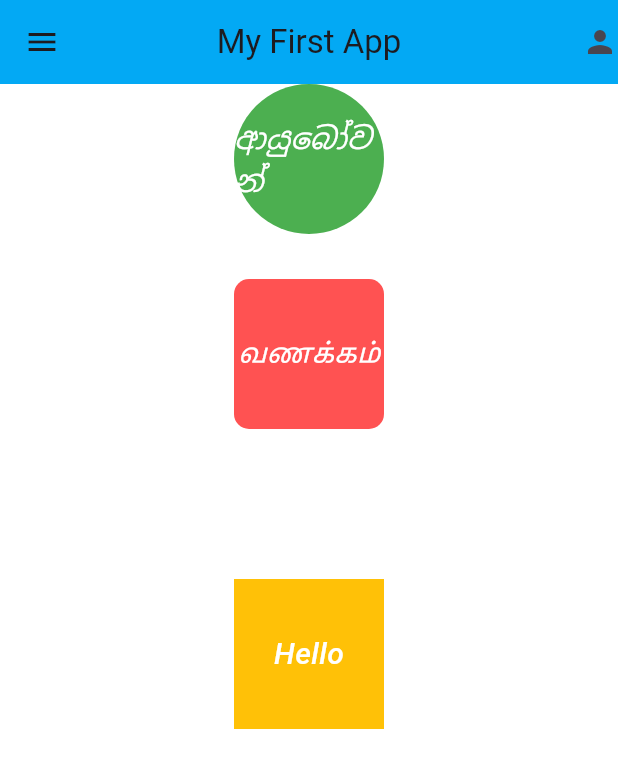
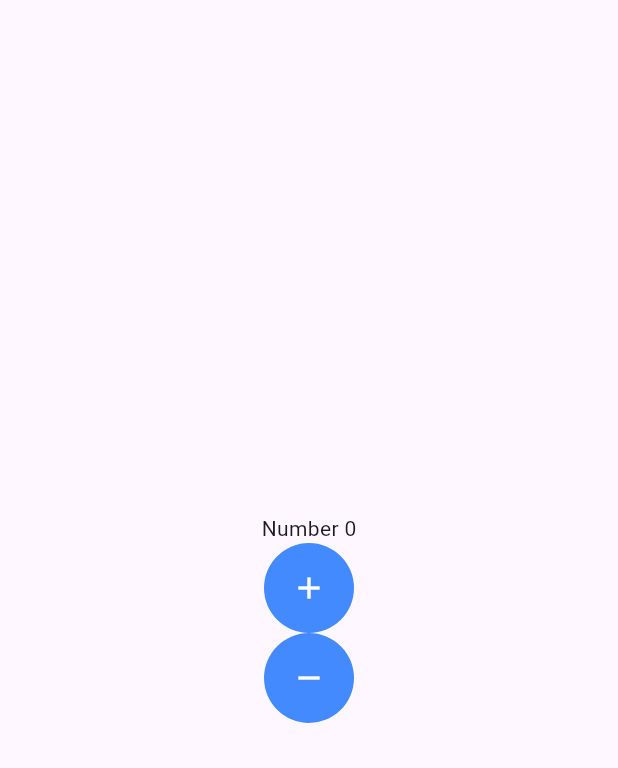
Before and after one commit to Omihiraj/second_app, a Flutter app: the screen it shows after launch, on a phone screen of 412 x 824 dp. Shown: the top 768 px of the screen. Run offline on Flutter 3.47's test engine with Material 3 defaults, Android fonts, the phone set to English and light mode, and no system bars.

Commit message:
Discuss Stateless Widgets & State Full Widgets

```diff
--- a/lib/main.dart
+++ b/lib/main.dart
@@ -1,95 +1,18 @@
 import 'package:flutter/material.dart';
 
+import 'my_home_page.dart';
+
 void main() {
-  runApp(const SecondApp());
+  runApp(const MyApp());
 }
 
-class SecondApp extends StatelessWidget {
-  const SecondApp({super.key});
-  final double widthSize = 20;
+class MyApp extends StatelessWidget {
+  const MyApp({super.key});
+
   @override
   Widget build(BuildContext context) {
-    return MaterialApp(
-      debugShowCheckedModeBanner: false,
-      home: Scaffold(
-        appBar: AppBar(
-          leading: const Icon(Icons.menu),
-          title: const Text("My First App"),
-          centerTitle: true,
-          actions: const [Icon(Icons.person)],
-          backgroundColor: Colors.lightBlue,
-        ),
-        backgroundColor: Colors.white,
-        body: Center(
-            child: Column(
-          children: [
-            Container(
-              width: 100,
-              height: 100,
-              decoration: BoxDecoration(
-                borderRadius: BorderRadius.circular(100),
-                color: Colors.green,
-              ),
-              child: const Center(
-                child: Text(
-                  "ආයුබෝවන්",
-                  style: TextStyle(
-                    color: Colors.white,
-                    fontSize: 20,
-                    fontWeight: FontWeight.w500,
-                    fontStyle: FontStyle.italic,
-                  ),
-                ),
-              ),
-            ),
-            SizedBox(
-              width: widthSize,
-              height: 30,
-            ),
-            Container(
-              width: 100,
-              height: 100,
-              decoration: BoxDecoration(
-                borderRadius: BorderRadius.circular(10),
-                color: Colors.redAccent,
-              ),
-              child: const Center(
-                child: Text(
-                  "வணக்கம்",
-                  style: TextStyle(
-                    color: Colors.white,
-                    fontSize: 20,
-                    fontWeight: FontWeight.w500,
-                    fontStyle: FontStyle.italic,
-                  ),
-                ),
-              ),
-            ),
-            const SizedBox(
-              width: 50,
-              height: 100,
-            ),
-            Container(
-              width: 100,
-              height: 100,
-              decoration: const BoxDecoration(
-                color: Colors.amber,
-              ),
-              child: const Center(
-                child: Text(
-                  "Hello",
-                  style: TextStyle(
-                    color: Colors.white,
-                    fontSize: 20,
-                    fontWeight: FontWeight.w500,
-                    fontStyle: FontStyle.italic,
-                  ),
-                ),
-              ),
-            ),
-          ],
-        )),
-      ),
+    return const MaterialApp(
+      home: MyHomePage(),
     );
   }
 }
--- /dev/null
+++ b/lib/my_home_page.dart
@@ -0,0 +1,50 @@
+import 'package:flutter/material.dart';
+
+class MyHomePage extends StatefulWidget {
+  const MyHomePage({super.key});
+
+  @override
+  State<MyHomePage> createState() => _MyHomePageState();
+}
+
+class _MyHomePageState extends State<MyHomePage> {
+  int number = 0;
+
+  @override
+  Widget build(BuildContext context) {
+    return Scaffold(
+      body: Center(
+        child: Column(
+          mainAxisAlignment: MainAxisAlignment.center,
+          children: [
+            Text("Number $number"),
+            calculateButton(type: 0),
+            calculateButton(type: 1),
+          ],
+        ),
+      ),
+    );
+  }
+
+  InkWell calculateButton({required int type}) {
+    return InkWell(
+      onTap: () {
+        setState(() {
+          type == 0 ? number++ : number--;
+        });
+      },
+      child: Container(
+        width: 60,
+        height: 60,
+        decoration: BoxDecoration(
+          color: Colors.blueAccent,
+          borderRadius: BorderRadius.circular(60),
+        ),
+        child: Icon(
+          type == 0 ? Icons.add : Icons.remove,
+          color: Colors.white,
+        ),
+      ),
+    );
+  }
+}
--- a/pubspec.yaml
+++ b/pubspec.yaml
@@ -59,9 +59,9 @@ flutter:
   uses-material-design: true
 
   # To add assets to your application, add an assets section, like this:
-  # assets:
-  #   - images/a_dot_burr.jpeg
-  #   - images/a_dot_ham.jpeg
+  assets:
+    - assets/car.jpeg
+
 
   # An image asset can refer to one or more resolution-specific "variants", see
   # https://flutter.dev/assets-and-images/#resolution-aware
```
Also changed, not shown: assets/car.jpeg (added).
